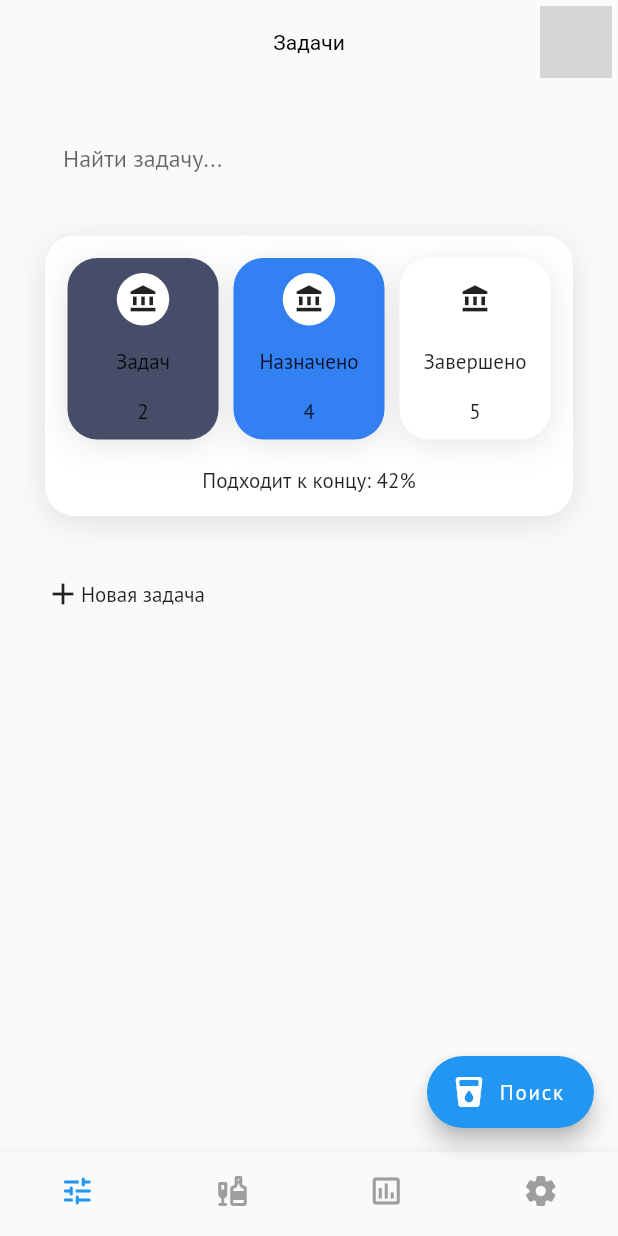
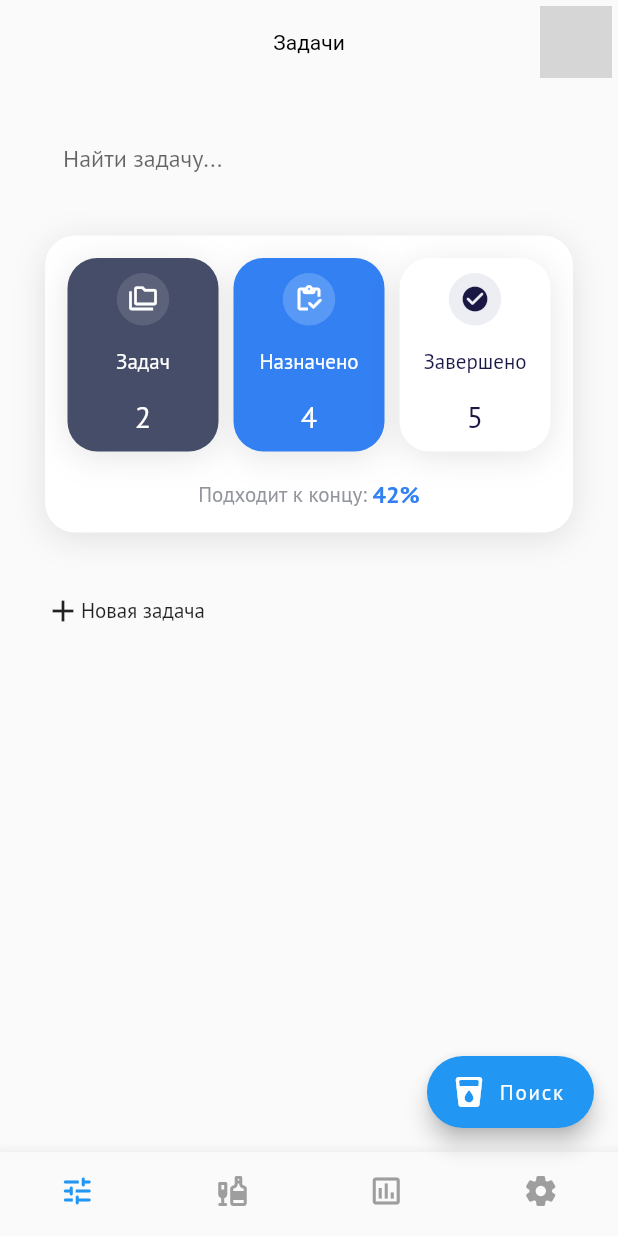
Before and after one commit to black-rusuz/rostelecom, a Flutter app: the screen it shows after launch, on a phone screen of 412 x 824 dp. Run offline on Flutter 3.47's test engine with Material 2 defaults, Android fonts, the phone set to English and light mode, and no system bars; drawn by our look-alikes of cached_network_image; our stand-ins replace dio, equatable, flutter_bloc, get_it, google_fonts, injectable; network calls fail; grey boxes are pictures that could not be loaded.

Commit message:
tasks fragment

```diff
--- a/lib/presentation/pages/home/tasks/tasks_fragment.dart
+++ b/lib/presentation/pages/home/tasks/tasks_fragment.dart
@@ -2,7 +2,6 @@ import 'package:flutter/material.dart';
 
 import '../../../../styles.dart';
 import '../../../widgets/base_card.dart';
-import '../../../widgets/tasks_board.dart';
 
 class TasksFragment extends StatelessWidget {
   const TasksFragment({super.key});
@@ -55,22 +54,28 @@ class StatsCard extends StatelessWidget {
             children: const [
               StatCard(
                 color: Styles.darkColor,
-                icon: Icons.account_balance,
+                icon: Icons.folder_copy_outlined,
+                iconBgColor: Color(0xFF5C627A),
                 title: 'Задач',
+                textColor: Colors.white,
                 value: 2,
               ),
               SizedBox(width: 10),
               StatCard(
                 color: Styles.accentColor,
-                icon: Icons.account_balance,
+                icon: Icons.inventory_rounded,
+                iconBgColor: Color(0xFF5999F6),
                 title: 'Назначено',
+                textColor: Colors.white,
                 value: 4,
               ),
               SizedBox(width: 10),
               StatCard(
                 color: Colors.white,
-                icon: Icons.account_balance,
+                icon: Icons.check_circle_rounded,
+                iconBgColor: Color(0xFFECEEF3),
                 title: 'Завершено',
+                textColor: Styles.secondaryColor,
                 value: 5,
               ),
             ],
@@ -79,8 +84,16 @@ class StatsCard extends StatelessWidget {
           Row(
             mainAxisAlignment: MainAxisAlignment.center,
             children: const [
-              Text('Подходит к концу: '),
-              Text('42%'),
+              Text('Подходит к концу: ',
+                  style: TextStyle(color: Styles.greyColor)),
+              Text(
+                '42%',
+                style: TextStyle(
+                  color: Styles.accentColor,
+                  fontWeight: FontWeight.w600,
+                  fontSize: 16,
+                ),
+              )
             ],
           ),
         ],
@@ -91,6 +104,8 @@ class StatsCard extends StatelessWidget {
 
 class StatCard extends StatelessWidget {
   final Color color;
+  final Color iconBgColor;
+  final Color textColor;
   final IconData icon;
   final String title;
   final int value;
@@ -101,6 +116,8 @@ class StatCard extends StatelessWidget {
     required this.icon,
     required this.title,
     required this.value,
+    required this.iconBgColor,
+    required this.textColor,
   });
 
   @override
@@ -115,16 +132,17 @@ class StatCard extends StatelessWidget {
             Container(
               width: 35,
               height: 35,
-              decoration: const BoxDecoration(
-                color: Colors.white,
+              decoration: BoxDecoration(
+                color: iconBgColor,
                 shape: BoxShape.circle,
               ),
-              child: Icon(icon, size: 20),
+              child: Icon(icon, size: 20, color: textColor),
             ),
             const SizedBox(height: 15),
-            Text(title),
+            Text(title, style: TextStyle(color: textColor)),
             const SizedBox(height: 15),
-            Text(value.toString()),
+            Text(value.toString(),
+                style: TextStyle(color: textColor, fontSize: 20)),
           ],
         ),
       ),
--- a/lib/styles.dart
+++ b/lib/styles.dart
@@ -90,4 +90,6 @@ class Styles {
   static const greenColor = Color(0xFF43B098);
 
   static const redColor = Color(0xFFEF3E40);
+
+  static const greyColor = Color(0xFF92959D);
 }
```
